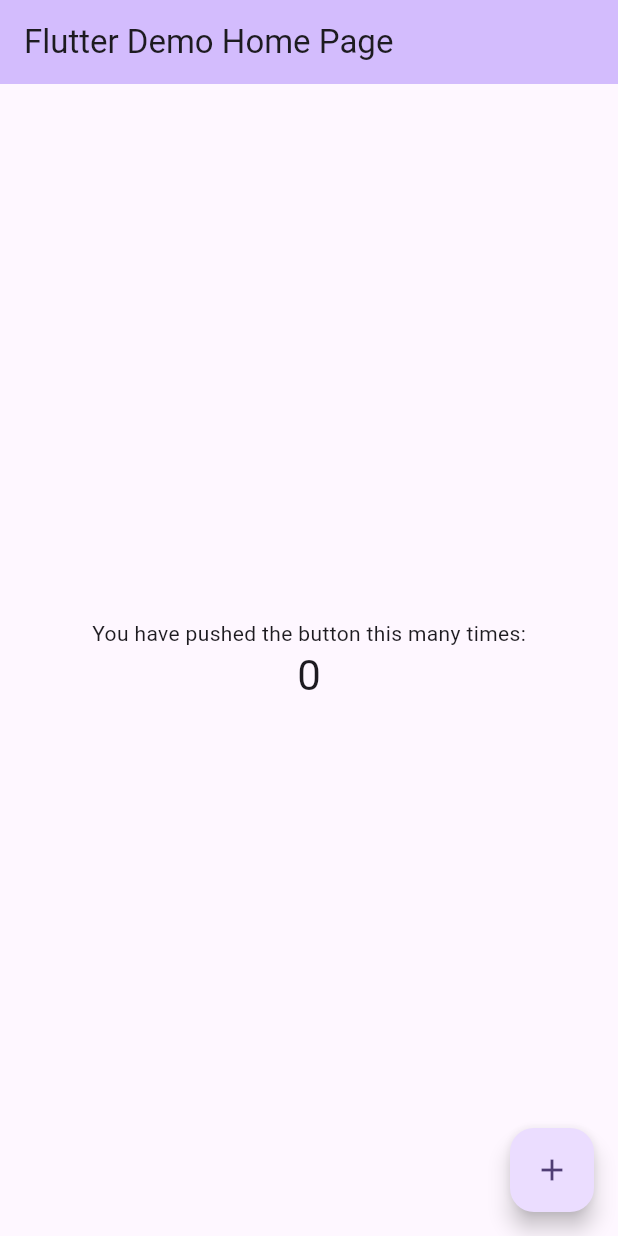
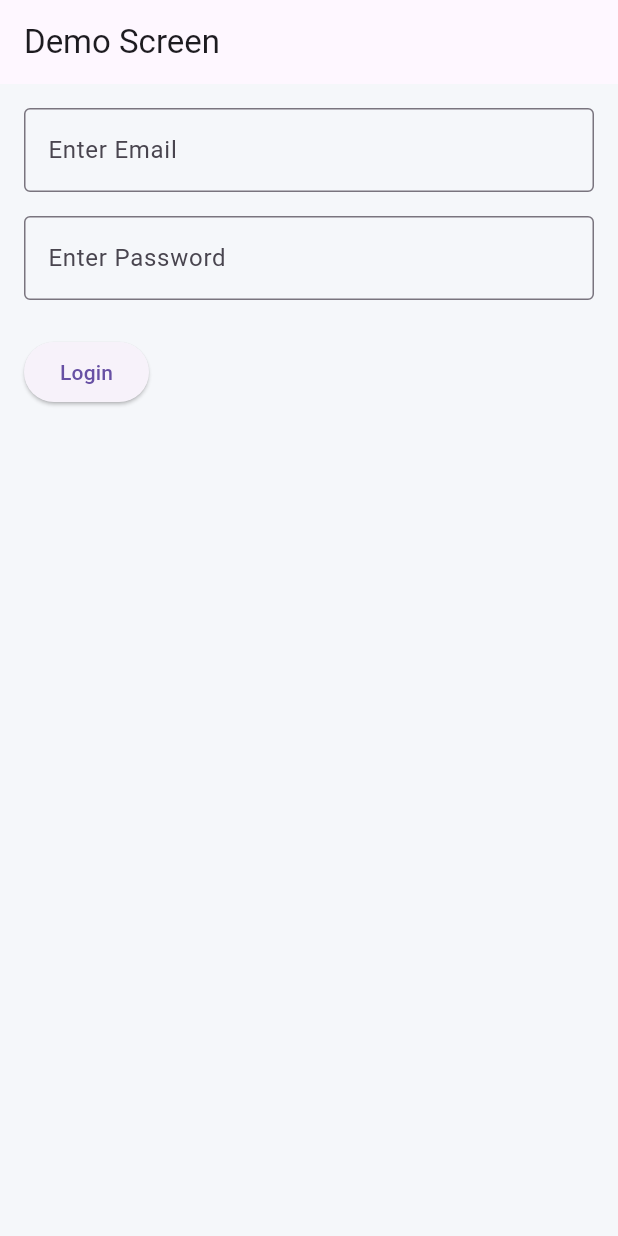
Before and after one commit to Abu-Taher-Siddiki-Adnan/Booking_App, a Flutter app: the screen it shows after launch, on a phone screen of 412 x 824 dp. Run offline on Flutter 3.47's test engine with Material 3 defaults, Android fonts, the phone set to English and light mode, and no system bars.

Commit message:
A simple demo screen is tested with theme and reusable button and textfield

```diff
--- /dev/null
+++ b/lib/core/theme/app_colors.dart
@@ -0,0 +1,8 @@
+import 'package:flutter/material.dart';
+
+class AppColors {
+  static const primary = Color(0xFF0066FF);
+  static const secondary = Color(0xFF00C2FF);
+  static const background = Color(0xFFF5F7FA);
+  static const textPrimary = Color(0xFF1A1A1A);
+}
--- /dev/null
+++ b/lib/core/theme/app_theme.dart
@@ -0,0 +1,10 @@
+import 'package:flutter/material.dart';
+import 'app_colors.dart';
+
+class AppTheme {
+  static ThemeData lightTheme = ThemeData(
+    primaryColor: AppColors.primary,
+    scaffoldBackgroundColor: AppColors.background,
+    textTheme: const TextTheme(bodyMedium: TextStyle(fontSize: 16)),
+  );
+}
--- /dev/null
+++ b/lib/core/utils/spacing.dart
@@ -0,0 +1,7 @@
+import 'package:flutter/widgets.dart';
+
+class AppSpacing {
+  static const small = SizedBox(height: 8);
+  static const medium = SizedBox(height: 16);
+  static const large = SizedBox(height: 24);
+}
--- /dev/null
+++ b/lib/features/auth/presentation/demo_screen.dart
@@ -0,0 +1,45 @@
+import 'package:flutter/material.dart';
+import '../../../shared/widgets/custom_button.dart';
+import '../../../shared/widgets/custom_textfield.dart';
+import '../../../core/utils/spacing.dart';
+
+class DemoScreen extends StatelessWidget {
+  DemoScreen({super.key});
+
+  final TextEditingController emailController = TextEditingController();
+  final TextEditingController passwordController = TextEditingController();
+
+  @override
+  Widget build(BuildContext context) {
+    return Scaffold(
+      appBar: AppBar(
+        title: const Text("Demo Screen"),
+      ),
+      body: Padding(
+        padding: const EdgeInsets.all(16),
+        child: Column(
+          crossAxisAlignment: CrossAxisAlignment.start,
+          children: [
+            CustomTextField(
+              hint: "Enter Email",
+              controller: emailController,
+            ),
+            AppSpacing.medium,
+            CustomTextField(
+              hint: "Enter Password",
+              controller: passwordController,
+            ),
+            AppSpacing.large,
+            CustomButton(
+              text: "Login",
+              onPressed: () {
+                print("Email: ${emailController.text}");
+                print("Password: ${passwordController.text}");
+              },
+            ),
+          ],
+        ),
+      ),
+    );
+  }
+}
--- a/lib/main.dart
+++ b/lib/main.dart
@@ -1,122 +1,24 @@
 import 'package:flutter/material.dart';
+import 'package:smartbiz_app/core/theme/app_theme.dart';
+import 'package:smartbiz_app/features/auth/presentation/demo_screen.dart';
 
-void main() {
+void main(){
   runApp(const MyApp());
 }
 
-class MyApp extends StatelessWidget {
+class MyApp extends StatefulWidget {
   const MyApp({super.key});
 
-  // This widget is the root of your application.
+  @override
+  State<MyApp> createState() => _MyAppState();
+}
+
+class _MyAppState extends State<MyApp> {
   @override
   Widget build(BuildContext context) {
     return MaterialApp(
-      title: 'Flutter Demo',
-      theme: ThemeData(
-        // This is the theme of your application.
-        //
-        // TRY THIS: Try running your application with "flutter run". You'll see
-        // the application has a purple toolbar. Then, without quitting the app,
-        // try changing the seedColor in the colorScheme below to Colors.green
-        // and then invoke "hot reload" (save your changes or press the "hot
-        // reload" button in a Flutter-supported IDE, or press "r" if you used
-        // the command line to start the app).
-        //
-        // Notice that the counter didn't reset back to zero; the application
-        // state is not lost during the reload. To reset the state, use hot
-        // restart instead.
-        //
-        // This works for code too, not just values: Most code changes can be
-        // tested with just a hot reload.
-        colorScheme: .fromSeed(seedColor: Colors.deepPurple),
-      ),
-      home: const MyHomePage(title: 'Flutter Demo Home Page'),
+      theme: AppTheme.lightTheme,
+      home: DemoScreen()
     );
   }
 }
-
-class MyHomePage extends StatefulWidget {
-  const MyHomePage({super.key, required this.title});
-
-  // This widget is the home page of your application. It is stateful, meaning
-  // that it has a State object (defined below) that contains fields that affect
-  // how it looks.
-
-  // This class is the configuration for the state. It holds the values (in this
-  // case the title) provided by the parent (in this case the App widget) and
-  // used by the build method of the State. Fields in a Widget subclass are
-  // always marked "final".
-
-  final String title;
-
-  @override
-  State<MyHomePage> createState() => _MyHomePageState();
-}
-
-class _MyHomePageState extends State<MyHomePage> {
-  int _counter = 0;
-
-  void _incrementCounter() {
-    setState(() {
-      // This call to setState tells the Flutter framework that something has
-      // changed in this State, which causes it to rerun the build method below
-      // so that the display can reflect the updated values. If we changed
-      // _counter without calling setState(), then the build method would not be
-      // called again, and so nothing would appear to happen.
-      _counter++;
-    });
-  }
-
-  @override
-  Widget build(BuildContext context) {
-    // This method is rerun every time setState is called, for instance as done
-    // by the _incrementCounter method above.
-    //
-    // The Flutter framework has been optimized to make rerunning build methods
-    // fast, so that you can just rebuild anything that needs updating rather
-    // than having to individually change instances of widgets.
-    return Scaffold(
-      appBar: AppBar(
-        // TRY THIS: Try changing the color here to a specific color (to
-        // Colors.amber, perhaps?) and trigger a hot reload to see the AppBar
-        // change color while the other colors stay the same.
-        backgroundColor: Theme.of(context).colorScheme.inversePrimary,
-        // Here we take the value from the MyHomePage object that was created by
-        // the App.build method, and use it to set our appbar title.
-        title: Text(widget.title),
-      ),
-      body: Center(
-        // Center is a layout widget. It takes a single child and positions it
-        // in the middle of the parent.
-        child: Column(
-          // Column is also a layout widget. It takes a list of children and
-          // arranges them vertically. By default, it sizes itself to fit its
-          // children horizontally, and tries to be as tall as its parent.
-          //
-          // Column has various properties to control how it sizes itself and
-          // how it positions its children. Here we use mainAxisAlignment to
-          // center the children vertically; the main axis here is the vertical
-          // axis because Columns are vertical (the cross axis would be
-          // horizontal).
-          //
-          // TRY THIS: Invoke "debug painting" (choose the "Toggle Debug Paint"
-          // action in the IDE, or press "p" in the console), to see the
-          // wireframe for each widget.
-          mainAxisAlignment: .center,
-          children: [
-            const Text('You have pushed the button this many times:'),
-            Text(
-              '$_counter',
-              style: Theme.of(context).textTheme.headlineMedium,
-            ),
-          ],
-        ),
-      ),
-      floatingActionButton: FloatingActionButton(
-        onPressed: _incrementCounter,
-        tooltip: 'Increment',
-        child: const Icon(Icons.add),
-      ),
-    );
-  }
-}
--- /dev/null
+++ b/lib/shared/widgets/custom_button.dart
@@ -0,0 +1,13 @@
+import 'package:flutter/material.dart';
+
+class CustomButton extends StatelessWidget {
+  final String text;
+  final VoidCallback onPressed;
+
+  const CustomButton({super.key, required this.text, required this.onPressed});
+
+  @override
+  Widget build(BuildContext context) {
+    return ElevatedButton(onPressed: onPressed, child: Text(text));
+  }
+}
--- /dev/null
+++ b/lib/shared/widgets/custom_textfield.dart
@@ -0,0 +1,20 @@
+import 'package:flutter/material.dart';
+
+class CustomTextField extends StatelessWidget {
+
+  final String hint;
+  final TextEditingController controller;
+
+  const CustomTextField({super.key, required this.hint, required this.controller});
+
+  @override
+  Widget build(BuildContext context) {
+    return TextField(
+      controller: controller,
+      decoration: InputDecoration(
+        hintText: hint,
+        border: OutlineInputBorder()
+      ),
+    );
+  }
+}
```
